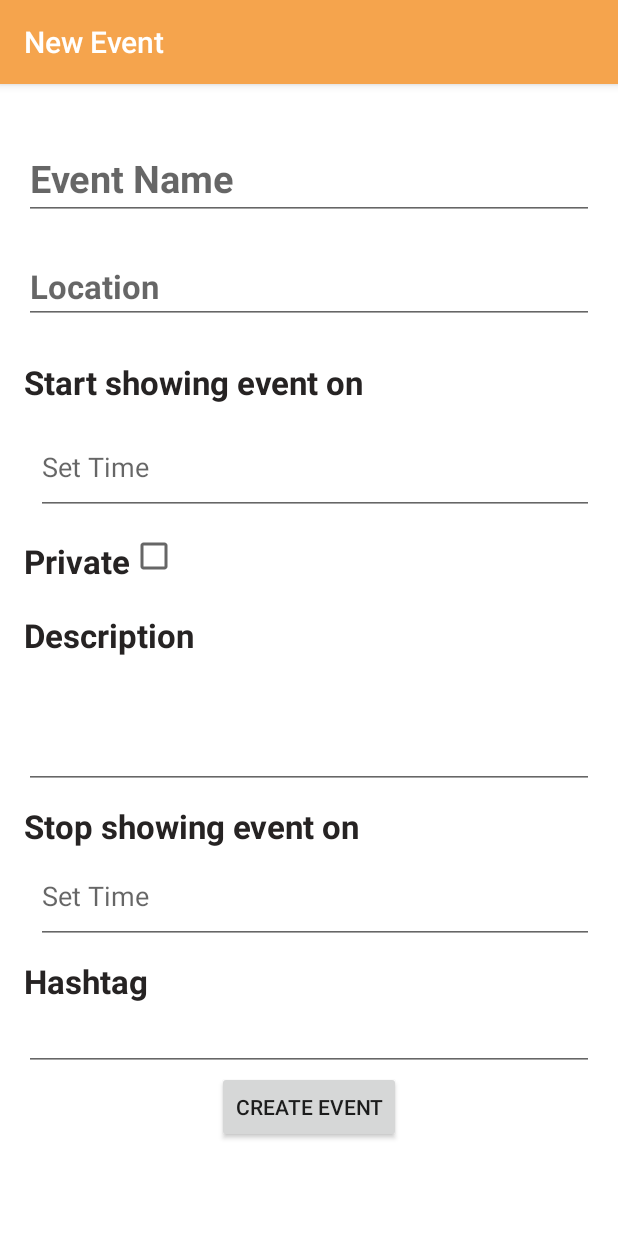
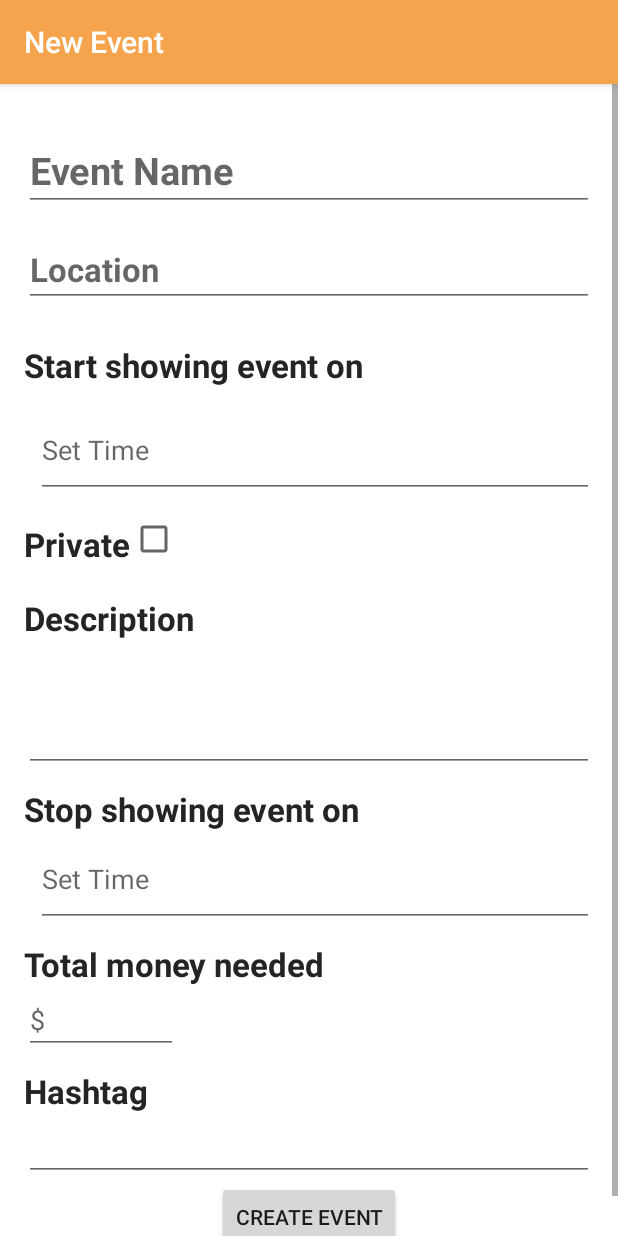
Before and after one commit to dagreene5/CMSC436_FeedTheKitty, an Android app: the CreateEventActivity screen opened directly, with no data from a screen before it, on a phone screen of 412 x 824 dp. Run offline under Robolectric (Android 15) with nearby library versions, the phone set to English and light mode, and no system bars.

Commit message:
added 'amount to raise' field in createEvent and added EventLayout template

```diff
--- a/FeedTheKitty/app/src/main/java/com/feedthekitty/cmsc436/feedthekitty/CreateEventActivity.java
+++ b/FeedTheKitty/app/src/main/java/com/feedthekitty/cmsc436/feedthekitty/CreateEventActivity.java
@@ -38,6 +38,7 @@ public class CreateEventActivity extends AppCompatActivity implements View.OnCli
     private CheckBox isPrivate;
     private EditText description;
     private EditText hashTag;
+    private EditText moneyToRaise;
 
     private Button createEvent;
     SimpleDateFormat simpleDateFormat;
@@ -63,6 +64,8 @@ public class CreateEventActivity extends AppCompatActivity implements View.OnCli
         description.setOnClickListener(this);
         hashTag = (EditText) findViewById(R.id.event_create_hashtags);
         hashTag.setOnClickListener(this);
+        moneyToRaise = (EditText) findViewById(R.id.money_to_raise);
+        moneyToRaise.setOnClickListener(this);
 
         /** Initialize Fields for datepicker and Timepicker */
         simpleDateFormat = new SimpleDateFormat("MM-dd-yyyy", Locale.US);
@@ -167,6 +170,7 @@ public class CreateEventActivity extends AppCompatActivity implements View.OnCli
             data.putExtra("isPrivate", isPrivate.isChecked());
             data.putExtra("description", description.getText().toString());
             data.putExtra("hashtag", hashTag.getText().toString());
+            data.putExtra("moneyToRaise", moneyToRaise.getText().toString());
             // /finish activity
             finish();
         }
--- a/FeedTheKitty/app/src/main/java/com/feedthekitty/cmsc436/feedthekitty/MainActivity.java
+++ b/FeedTheKitty/app/src/main/java/com/feedthekitty/cmsc436/feedthekitty/MainActivity.java
@@ -134,6 +134,7 @@ public class MainActivity extends AppCompatActivity {
                 eventData.setEventStartTime(extras.getString("eventStartTime"));
                 eventData.setLocation(extras.getString("location"));
                 eventData.setIsPrivate(extras.getBoolean("isPrivate"));
+                eventData.setAmountNeeded(extras.getString("moneyToRaise"));
                 firebaseUtils.createEventMasterList(eventData);
             }
         }
--- a/FeedTheKitty/app/src/main/res/layout/activity_create_event.xml
+++ b/FeedTheKitty/app/src/main/res/layout/activity_create_event.xml
@@ -1,6 +1,11 @@
 <?xml version="1.0" encoding="utf-8"?>
+<ScrollView
+    xmlns:android="http://schemas.android.com/apk/res/android"
+    android:layout_width="fill_parent"
+    android:layout_height="fill_parent"
+    android:fillViewport="true">
+
     <RelativeLayout
-    xmlns:android="http://schemas.android.com/apk/res/android"
         android:orientation="vertical"
         android:layout_width="wrap_content"
         android:layout_height="match_parent"
@@ -9,49 +14,38 @@
         android:paddingRight="@dimen/activity_horizontal_margin"
         android:paddingTop="@dimen/activity_vertical_margin">
 
-    <TextView
-        android:layout_width="match_parent"
-        android:layout_height="wrap_content"
-        android:id="@+id/event_text_name"
-        android:layout_alignParentLeft="true"
-        android:visibility="visible" />
 
         <EditText
             android:layout_width="match_parent"
             android:layout_height="wrap_content"
             android:layout_alignParentLeft="true"
-        android:layout_below="@id/event_text_name"
             android:hint="@string/event_name"
             android:textSize="25sp"
             android:textStyle="bold"
             android:id="@+id/event_name"
-        android:inputType="text"/>
-
-    <TextView
-        android:layout_width="match_parent"
-        android:layout_height="wrap_content"
-        android:layout_below="@id/event_name"
-        android:id="@+id/event_text_location"
-        android:textColor="#262323"
-
-        android:visibility="visible"/>
+            android:inputType="text"
+            android:paddingBottom="@dimen/abc_action_bar_overflow_padding_end_material"
+            android:paddingTop="@dimen/abc_text_size_headline_material" />
+        />
 
         <EditText
             android:layout_width="match_parent"
             android:layout_height="wrap_content"
             android:layout_alignParentLeft="true"
-        android:layout_below="@id/event_text_location"
+            android:layout_below="@id/event_name"
             android:textSize="22sp"
             android:hint="@string/location"
             android:textStyle="bold"
             android:id="@+id/location"
-        android:inputType="text"/>
+            android:inputType="text"
+            android:paddingTop="@dimen/abc_text_size_headline_material" />
+        />
 
         <TextView
             android:layout_width="match_parent"
             android:layout_height="wrap_content"
             android:id="@+id/event_text_date"
-        android:layout_below="@id/location"
+            android:layout_below="@+id/location"
             android:text="@string/event_date_and_time"
             android:textSize="22sp"
             android:textStyle="bold"
@@ -133,7 +127,6 @@
             android:paddingTop="@dimen/abc_action_bar_overflow_padding_end_material"
             android:text="@string/event_post_deadline_date"/>
 
-
         <EditText
             android:layout_width="@dimen/abc_search_view_text_min_width"
             android:layout_height="@dimen/notification_large_icon_height"
@@ -157,9 +150,31 @@
             android:layout_below="@id/event_text_deadline_date" />
 
         <TextView
+            android:layout_width="wrap_content"
+            android:layout_height="wrap_content"
+            android:id="@+id/text_money_to_raise"
+            android:layout_below="@id/event_deadline_date"
+            android:visibility="visible"
+            android:textColor="#262323"
+            android:textSize="22sp"
+            android:textStyle="bold"
+            android:paddingTop="@dimen/abc_action_bar_overflow_padding_end_material"
+            android:text="Total money needed"/>
+
+        <EditText
+            android:layout_width="wrap_content"
+            android:layout_height="wrap_content"
+            android:layout_below="@id/text_money_to_raise"
+            android:id="@+id/money_to_raise"
+            android:layout_alignParentStart="true"
+            android:layout_alignEnd="@id/set_privacy"
+            android:hint="$"
+            android:inputType="number"/>
+
+        <TextView
             android:layout_width="match_parent"
             android:layout_height="wrap_content"
-        android:layout_below="@id/event_deadline_date"
+            android:layout_below="@id/money_to_raise"
             android:id="@+id/event_text_create_hashtags"
             android:textColor="#262323"
             android:textSize="22sp"
@@ -186,3 +201,4 @@
             android:layout_centerInParent="true"/>
 
     </RelativeLayout>
+</ScrollView>
--- a/FeedTheKitty/app/src/main/res/values/strings.xml
+++ b/FeedTheKitty/app/src/main/res/values/strings.xml
@@ -12,5 +12,6 @@
     <string name="Description">Description</string>
     <string name="event_post_deadline_date">Stop showing event on</string>
     <string name="event_create_hashtags">Hashtag</string>
+    <string name="donate">DONATE</string>
 
 </resources>
```
Also changed, not shown: FeedTheKitty/app/src/main/java/com/feedthekitty/cmsc436/feedthekitty/EventData.java (+9 -0 lines), FeedTheKitty/app/src/main/java/com/feedthekitty/cmsc436/feedthekitty/EventLayout.java (added, +53 -0 lines), FeedTheKitty/app/src/main/res/layout/event_layout.xml (added, +43 -0 lines), 2 other files. Lines whose indentation alone changed are shown as unchanged.
